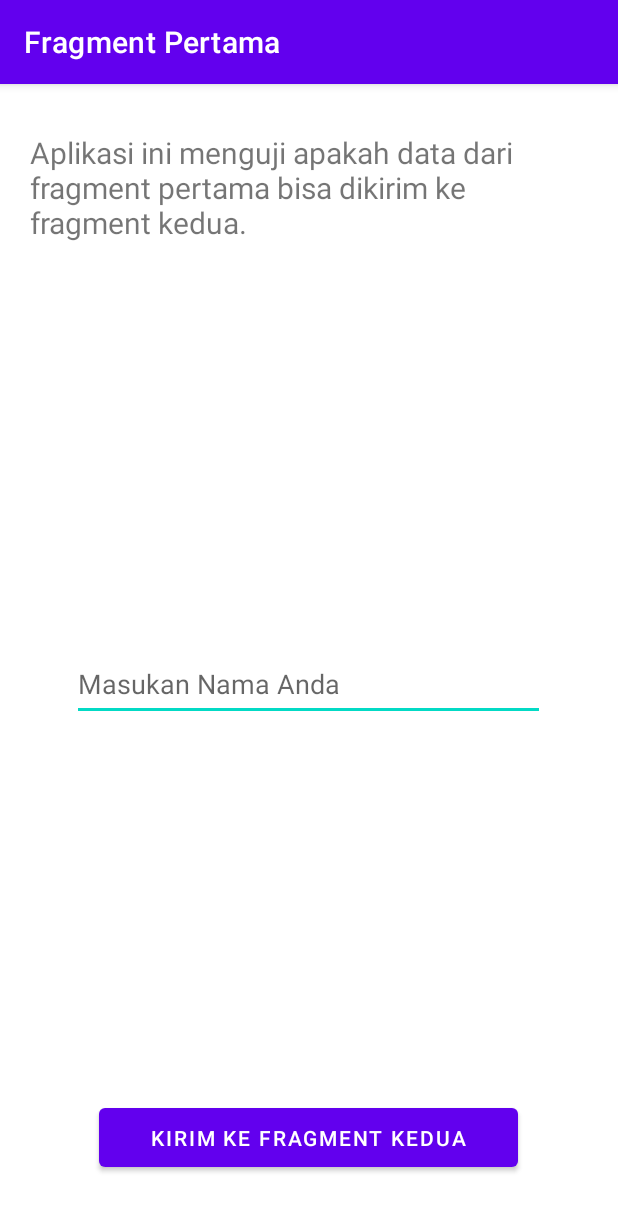
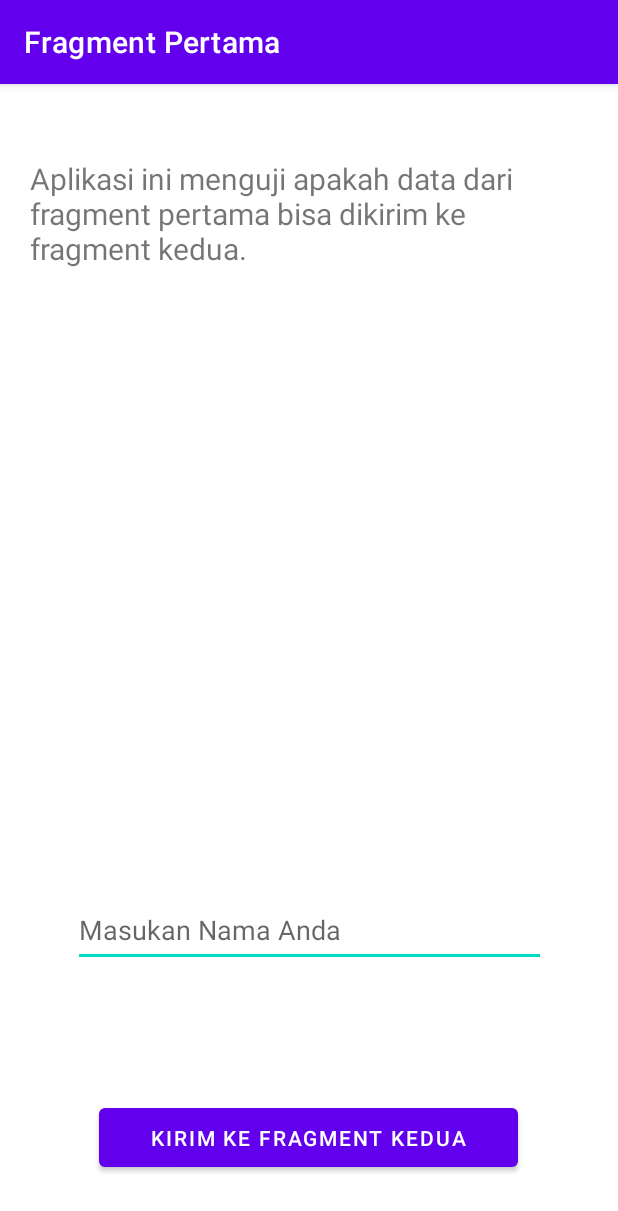
Before and after one commit to poncoe/passDataToAnotherFragment, an Android app: the screen it shows after launch (MainActivity), on a phone screen of 412 x 824 dp. Shown: the top 1211 px of the screen. Run offline under Robolectric (Android 15) with nearby library versions, the phone set to English and light mode, and no system bars; our stand-ins replace navigation-ui.

Commit message:
fix layout

```diff
--- a/app/src/main/res/layout/fragment_pertama.xml
+++ b/app/src/main/res/layout/fragment_pertama.xml
@@ -22,14 +22,13 @@
         android:id="@+id/input_nama"
         android:layout_width="315dp"
         android:layout_height="49dp"
+        android:layout_marginBottom="88dp"
         android:autofillHints="name"
-        android:layout_marginBottom="252dp"
         android:ems="10"
         android:hint="@string/masukan_nama_anda"
         android:inputType="textPersonName"
         app:layout_constraintBottom_toTopOf="@+id/button_go"
         app:layout_constraintEnd_toEndOf="parent"
-        app:layout_constraintHorizontal_bias="0.497"
         app:layout_constraintStart_toStartOf="parent" />
 
     <Button
```
